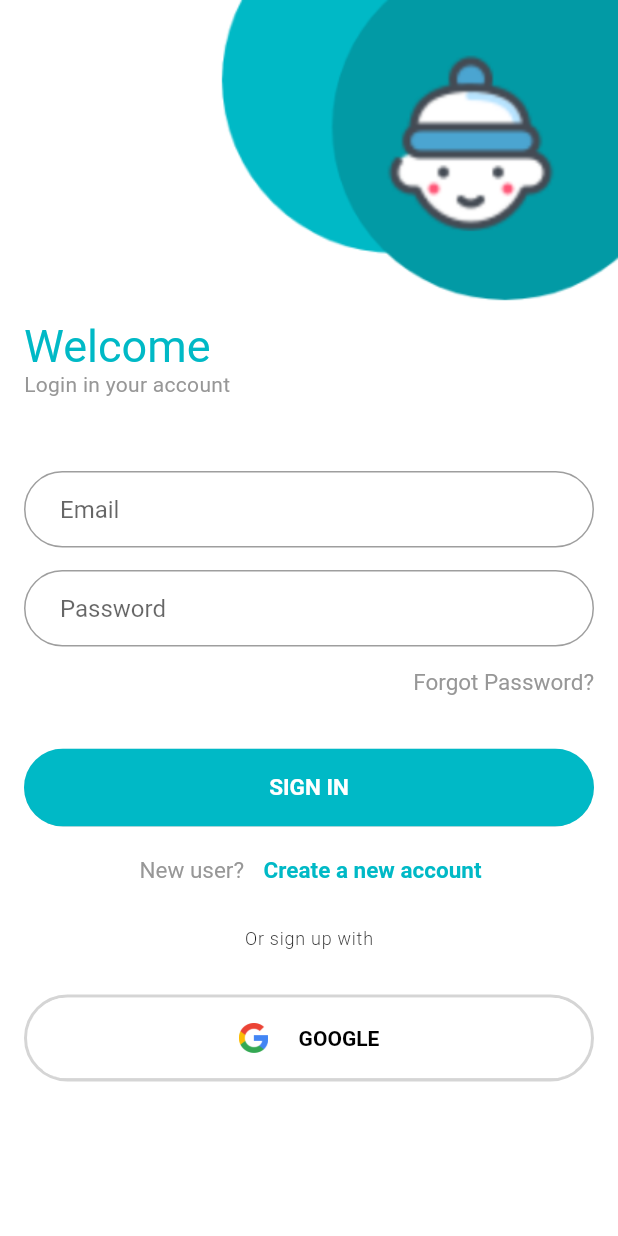
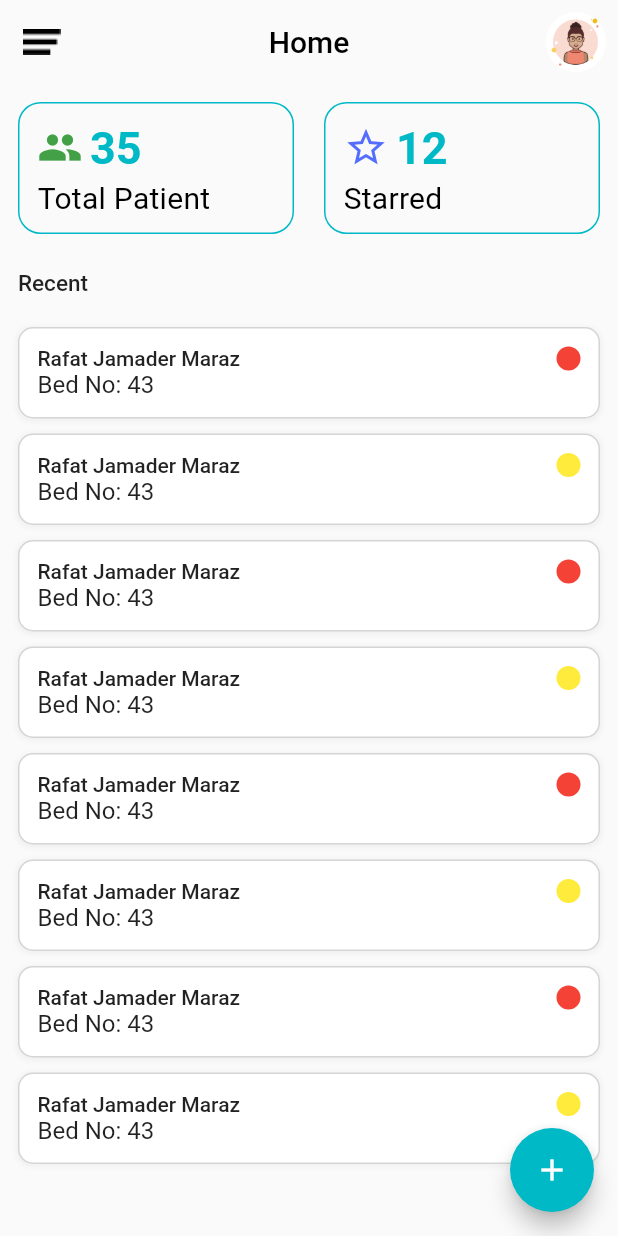
Before and after one commit to RafatMeraz/health-monitoring-system, a Flutter app: the screen it shows after launch, after a tap on "SIGN IN", on a phone screen of 412 x 824 dp. Run offline on Flutter 3.47's test engine with Material 2 defaults, Android fonts, the light colour scheme and no system bars; our stand-ins replace firebase_auth, firebase_core, font_awesome_flutter, google_sign_in; accounts and stored records are empty; Roboto replaces fonts that are missing (Poppins).

Commit message:
Home ui updated

```diff
--- a/lib/main.dart
+++ b/lib/main.dart
@@ -1,7 +1,5 @@
 import 'package:flutter/material.dart';
-import 'package:health_monitoring_system/src/business_logic/services/firebase_services/firebase_services.dart';
 import 'package:health_monitoring_system/src/views/ui/registration/login.dart';
-import 'package:health_monitoring_system/src/views/ui/root/root.dart';
 void main() {
   runApp(MyApp());
 }
@@ -13,9 +11,7 @@ class MyApp extends StatelessWidget {
     return MaterialApp(
       title: 'HMS',
       debugShowCheckedModeBanner: false,
-      home: RootPage(
-        auth: Auth(),
-      ),
+      home: Login()
     );
   }
 }
--- /dev/null
+++ b/lib/src/views/ui/operation/home.dart
@@ -0,0 +1,173 @@
+import 'package:flutter/cupertino.dart';
+import 'package:flutter/material.dart';
+import 'package:health_monitoring_system/src/views/utils/constant.dart';
+import 'package:health_monitoring_system/src/views/utils/reusable_widgets.dart';
+
+class Home extends StatefulWidget {
+  @override
+  _HomeState createState() => _HomeState();
+}
+
+class _HomeState extends State<Home> {
+  GlobalKey<ScaffoldState> _scaffoldKey = GlobalKey<ScaffoldState>();
+
+  @override
+  Widget build(BuildContext context) {
+    return Scaffold(
+        key: _scaffoldKey,
+        appBar: AppBar(
+          centerTitle: true,
+          iconTheme: IconThemeData(color: Colors.grey),
+          title: Text(
+            'Home',
+            style: TextStyle(color: Colors.black),
+          ),
+          backgroundColor: Colors.transparent,
+          elevation: 0.0,
+          leading: GestureDetector(
+            onTap: () {
+              _scaffoldKey.currentState.openDrawer();
+            },
+            child: Image.asset('assets/images/nav-bar.png'),
+          ),
+          actions: [
+            Padding(
+              padding: EdgeInsets.all(8),
+              child: CircleAvatar(
+                radius: 20,
+                backgroundColor: kWhiteColor,
+                child: Image.asset('assets/images/user-girl.png'),
+              ),
+            ),
+          ],
+        ),
+        drawer: Drawer(),
+        floatingActionButton: FloatingActionButton(
+          backgroundColor: kThemeColor,
+          child: Icon(Icons.add),
+          onPressed: () {},
+        ),
+        extendBodyBehindAppBar: true,
+        body: SafeArea(
+            child: SingleChildScrollView(
+              child: Column(
+              children: [
+              Padding(
+                padding: const EdgeInsets.all(12),
+                child: Row(
+                  children: [
+                    Expanded(
+                      child: HomeSingleMenu(
+                        iconData: Icons.people,
+                        iconColor: Colors.green[600],
+                        value: '35',
+                        text: 'Total Patient',
+                        onTap: () {
+
+                        },
+                      ),
+                    ),
+                    SizedBox(
+                      width: 20,
+                    ),
+                    Expanded(
+                      child: HomeSingleMenu(
+                        value: '12',
+                        text: 'Starred',
+                        onTap: (){},
+                        iconColor: Colors.indigoAccent,
+                        iconData: Icons.star_border,
+                      ),
+                    ),
+                  ],
+                ),
+              ),
+              Padding(
+                padding: const EdgeInsets.all(12),
+                child: Column(
+                  crossAxisAlignment: CrossAxisAlignment.start,
+                  mainAxisAlignment: MainAxisAlignment.start,
+                  children: [
+                    Text(
+                      'Recent',
+                      style: TextStyle(
+                        fontSize: 15,
+                        fontWeight: FontWeight.w500
+                      ),
+                    ),
+                    SizedBox(
+                      height: 20,
+                    ),
+                    Column(
+                      children: [
+                        DasBoardItems(
+                          name: 'Rafat Jamader Maraz',
+                          bed: '43',
+                          color: Colors.red,
+                        ),
+                        SizedBox(
+                          height: 10,
+                        ),
+                        DasBoardItems(
+                          name: 'Rafat Jamader Maraz',
+                          bed: '43',
+                          color: Colors.yellow,
+                        ),
+                        SizedBox(
+                          height: 10,
+                        ),
+                        DasBoardItems(
+                          name: 'Rafat Jamader Maraz',
+                          bed: '43',
+                          color: Colors.red,
+                        ),
+                        SizedBox(
+                          height: 10,
+                        ),
+                        DasBoardItems(
+                          name: 'Rafat Jamader Maraz',
+                          bed: '43',
+                          color: Colors.yellow,
+                        ),
+                        SizedBox(
+                          height: 10,
+                        ),
+                        DasBoardItems(
+                          name: 'Rafat Jamader Maraz',
+                          bed: '43',
+                          color: Colors.red,
+                        ),
+                        SizedBox(
+                          height: 10,
+                        ),
+                        DasBoardItems(
+                          name: 'Rafat Jamader Maraz',
+                          bed: '43',
+                          color: Colors.yellow,
+                        ),
+                        SizedBox(
+                          height: 10,
+                        ),
+                        DasBoardItems(
+                          name: 'Rafat Jamader Maraz',
+                          bed: '43',
+                          color: Colors.red,
+                        ),
+                        SizedBox(
+                          height: 10,
+                        ),
+                        DasBoardItems(
+                          name: 'Rafat Jamader Maraz',
+                          bed: '43',
+                          color: Colors.yellow,
+                        ),
+                      ],
+                    )
+                  ],
+                ),
+              )
+          ],
+        ),
+            )));
+  }
+}
--- a/lib/src/views/ui/registration/login.dart
+++ b/lib/src/views/ui/registration/login.dart
@@ -1,6 +1,7 @@
 import 'package:flutter/material.dart';
 import 'package:flutter/services.dart';
 import 'package:health_monitoring_system/src/business_logic/services/firebase_services/firebase_services.dart';
+import 'package:health_monitoring_system/src/views/ui/operation/home.dart';
 import 'package:health_monitoring_system/src/views/ui/registration/register.dart';
 import 'package:health_monitoring_system/src/views/utils/constant.dart';
 import 'package:health_monitoring_system/src/views/utils/reusable_widgets.dart';
@@ -180,8 +181,9 @@ class _LoginState extends State<Login> {
                         height: 20,
                       ),
                       RoundedRaisedButton(text: 'SIGN IN', textColor: kWhiteColor, imageLink: null, onTap: (){
-                        validateAndSubmit();
+                        // validateAndSubmit();
                         //print(email+":"+password);
+                        Navigator.push(context, MaterialPageRoute(builder: (context) => Home()));
                       }, backgroundColor: kThemeColor),
                       SizedBox(
                         height: 20,
--- a/lib/src/views/utils/constant.dart
+++ b/lib/src/views/utils/constant.dart
@@ -17,15 +17,16 @@ const greyTextL= TextStyle(
 );
 
 
-const HomeText= TextStyle(
-  fontSize: 40,
-  fontWeight: FontWeight.bold,
+const HomeText = TextStyle(
+  fontSize: 30,
+  fontWeight: FontWeight.w600,
   color: Color.fromRGBO(0, 185, 198, 1),
 );
 
 const HomeSub= TextStyle(
   fontSize: 20,
-  fontWeight: FontWeight.bold,
+  fontWeight: FontWeight.w400,
+  letterSpacing: 0.2,
   color: Colors.black,
 );
 
--- a/lib/src/views/utils/reusable_widgets.dart
+++ b/lib/src/views/utils/reusable_widgets.dart
@@ -130,34 +130,40 @@ class RoundedBorderedRaisedButton extends StatelessWidget {
 
 
 
-class Dasboard_Menu extends StatelessWidget {
+class HomeSingleMenu extends StatelessWidget {
+  const HomeSingleMenu({Key key, @required this.value,  @required this.iconData, @required this.iconColor, @required this.text, @required this.onTap}) : super(key: key);
+
   final String value;
   final String text;
+  final Function onTap;
+  final IconData iconData;
+  final Color iconColor;
 
-  const Dasboard_Menu({Key key, this.value, this.text}) : super(key: key);
   @override
-
   Widget build(BuildContext context) {
     return Container(
-      constraints: BoxConstraints(
-        maxHeight: 116,
-        maxWidth: 160,
-      ),
       decoration: BoxDecoration(
           borderRadius: BorderRadius.all(Radius.circular(15)),
           border: Border.all(
             color: kThemeColor,
-            width: 3,
+            width: 1,
           )),
       child: Padding(
-        padding: const EdgeInsets.all(15.0),
+        padding: const EdgeInsets.all(12.0),
         child: Column(
           mainAxisAlignment: MainAxisAlignment.start,
           crossAxisAlignment: CrossAxisAlignment.start,
           children: [
+            Row(
+              children: [
+                Icon(iconData, size: 30, color: iconColor),
+                SizedBox(width: 5),
                 Text(value,
                   style: HomeText,
                 ),
+              ],
+            ),
+            SizedBox(height: 4),
             Text(text,
               style: HomeSub,)
           ],
@@ -167,32 +173,30 @@ class Dasboard_Menu extends StatelessWidget {
   }
 }
 
-class DasBoard_Items extends StatelessWidget {
+class DasBoardItems extends StatelessWidget {
   final String name;
   final String bed;
   final Color color;
 
-  const DasBoard_Items({Key key, this.name,this.bed, this.color}) : super(key: key);@override
+  const DasBoardItems({Key key, this.name,this.bed, this.color}) : super(key: key);@override
   Widget build(BuildContext context) {
     return Container(
       decoration: BoxDecoration(
+        color: kWhiteColor,
+          borderRadius: BorderRadius.all(Radius.circular(10)),
+          border: Border.all(
+            color: kSoftGreyColor,
+            width: 1,
+          ),
         boxShadow: [
           BoxShadow(
-            color: Colors.grey.withOpacity(0.2),
-            spreadRadius: 5,
-            blurRadius: 5,
-            offset: Offset(0, 5), // changes position of shadow
+            color: Colors.grey.withOpacity(0.1),
+            spreadRadius: 1,
+            blurRadius: 2,
+            offset: Offset(0, 1), // changes position of shadow
           ),
-        ]
+        ],
       ),
-      child: Container(
-        decoration: BoxDecoration(
-          borderRadius: BorderRadius.all(Radius.circular(15)),
-            border: Border.all(
-            color: Colors.blueGrey,
-            width: 2,
-
-          )),
       child: Padding(
         padding: const EdgeInsets.all(12),
         child: Column(
@@ -201,29 +205,28 @@ class DasBoard_Items extends StatelessWidget {
             children: [
               Row(
                 children: [
-                            Text(name, style: HomeItem,),
+                  Text(
+                    name,
+                    style: TextStyle(fontSize: 14, fontWeight: FontWeight.w500),
+                  ),
                   Spacer(),
-                            Container(
-                            constraints: BoxConstraints(
-                            maxHeight: 20,
-                              maxWidth: 20,
-                        ),
-                             decoration: BoxDecoration(
-                              color: color,
-                            borderRadius: BorderRadius.all(Radius.circular(10))
-                        ),
+                  CircleAvatar(
+                    backgroundColor: color,
+                    radius: 8,
                   )
                 ],
               ),
-                        Text('Bed No:$bed',
-                          style: HomeItemSub,
-                      )]),
+              Text(
+                'Bed No: $bed',
+                style: TextStyle(
+                  fontSize: 16
                 ),
+              )
+            ]),
       ),
     );
   }
 }
-
 
 class PatientIdentity extends StatelessWidget {
   final String name;
```
Also changed, not shown: lib/src/views/ui/operation/dashboard.dart (deleted, +0 -155 lines), lib/src/views/ui/operation/patient_list.dart (+24 -24 lines), assets/images/nav-bar.png (added), assets/images/user-girl.png (added). Lines whose indentation alone changed are shown as unchanged.
